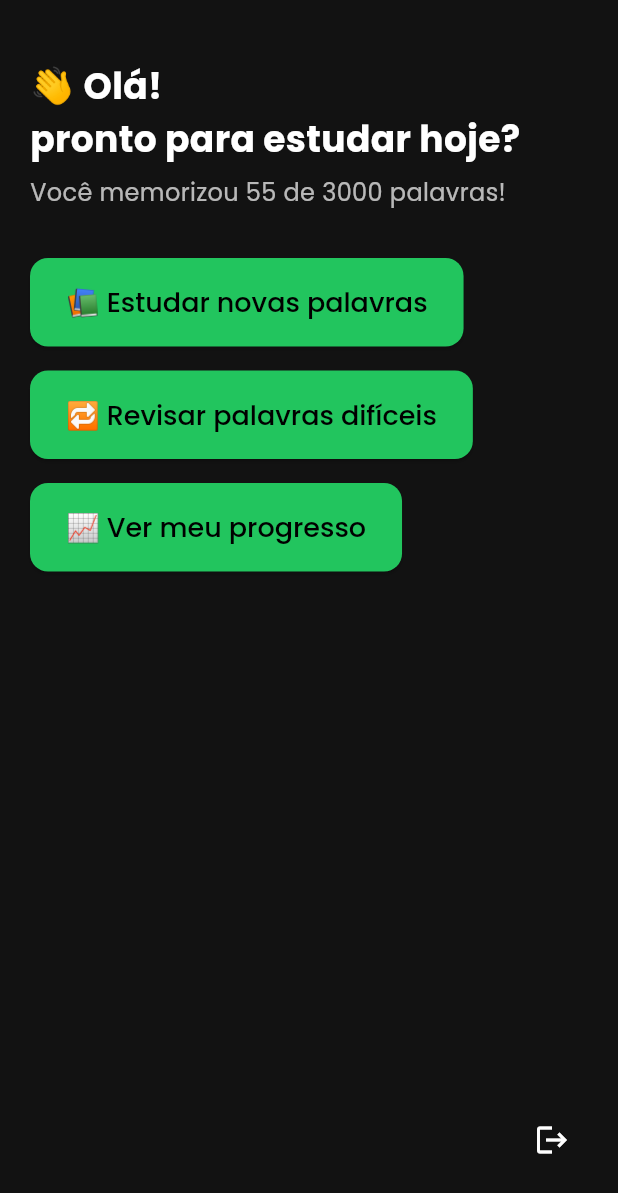
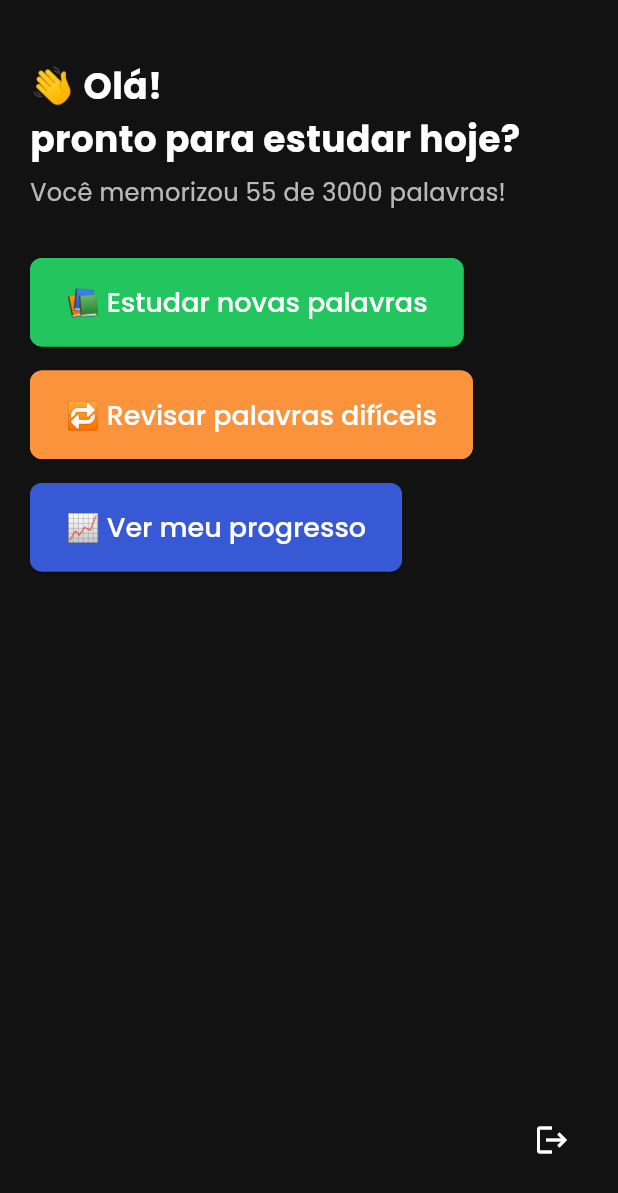
Before and after one commit to Curso-Fullstack-Dart-Flutter2/three_thousand_words_app, a Flutter app: the HomePage screen opened by its route, on a phone screen of 412 x 824 dp. Shown: the top 1193 px of the screen. Run offline on Flutter 3.47's test engine with Material 3 defaults, Android fonts, the phone set to English and light mode, and no system bars; our stand-ins replace dio, firebase_auth, firebase_core, firebase_remote_config, flutter_signin_button, get_it and 8 more; missing offline and left inert: validatorless; accounts and stored records are empty; network calls fail.

Commit message:
refactor buttons styles

```diff
--- /dev/null
+++ b/lib/app/core/ui/design_system/components/buttons/styles/i_ttw_button_style.dart
@@ -0,0 +1,15 @@
+import 'package:flutter/material.dart';
+
+abstract class ITtwButtonStyle {
+  Color get backgroundColor;
+  TextStyle textStyle(BuildContext context);
+  EdgeInsets get padding;
+  OutlinedBorder get shape;
+  bool get isFullWidth;
+
+  /// Override if the style includes icon [IconData],
+  /// include text [String]
+  /// and BuildContext [context]
+  Widget buildChild(String text,
+      {IconData? icon, required BuildContext context});
+}
--- /dev/null
+++ b/lib/app/core/ui/design_system/components/buttons/styles/ttw_choice_button_home_style.dart
@@ -0,0 +1,44 @@
+import 'package:flutter/material.dart';
+import 'package:three_thousand_words/app/core/ui/design_system/components/buttons/styles/i_ttw_button_style.dart';
+import 'package:three_thousand_words/app/core/ui/design_system/styles/ttw_ds_app_text_styles.dart';
+
+class TtwChoiceButtonHomeStyle implements ITtwButtonStyle {
+  final Color customButtomColor;
+
+  TtwChoiceButtonHomeStyle({required this.customButtomColor});
+
+  @override
+  Color get backgroundColor => customButtomColor;
+
+  @override
+  TextStyle textStyle(BuildContext context) =>
+      TtwDsAppTextStyles.ttwStyleHomeButton(context);
+
+  @override
+  EdgeInsets get padding =>
+      const EdgeInsets.symmetric(vertical: 16, horizontal: 24);
+
+  @override
+  OutlinedBorder get shape => RoundedRectangleBorder(
+        borderRadius: BorderRadius.circular(8),
+        side: BorderSide(color: customButtomColor),
+      );
+
+  @override
+  bool get isFullWidth => false;
+
+  @override
+  Widget buildChild(String text,
+      {IconData? icon, required BuildContext context}) {
+    // return Row(
+    //   mainAxisSize: MainAxisSize.min,
+    //   children: [
+    //     Icon(icon, color: TtwDsColors.ttwGreen),
+    //     const SizedBox(width: 8),
+    //     Text(text, style: textStyle(context)),
+    //   ],
+    // );
+
+    return Text(text, style: textStyle(context));
+  }
+}
--- /dev/null
+++ b/lib/app/core/ui/design_system/components/buttons/ttw_ds_button.dart
@@ -0,0 +1,37 @@
+import 'package:flutter/material.dart';
+import 'package:three_thousand_words/app/core/ui/design_system/components/buttons/styles/i_ttw_button_style.dart';
+
+class TtwDsButton extends StatelessWidget {
+  final String text;
+  final VoidCallback action;
+  final ITtwButtonStyle style;
+  final IconData? icon;
+
+  const TtwDsButton({
+    required this.text,
+    required this.action,
+    required this.style,
+    this.icon,
+    super.key,
+  });
+
+  @override
+  Widget build(BuildContext context) {
+    final button = ElevatedButton(
+      onPressed: action,
+      style: ElevatedButton.styleFrom(
+        backgroundColor: style.backgroundColor,
+        textStyle: style.textStyle(context),
+        padding: style.padding,
+        shape: style.shape,
+      ),
+      child: style.buildChild(text, icon: icon, context: context),
+    );
+
+    if (style.isFullWidth) {
+      return SizedBox(width: double.infinity, child: button);
+    }
+
+    return button;
+  }
+}
--- a/lib/app/core/ui/design_system/styles/ttw_ds_app_text_styles.dart
+++ b/lib/app/core/ui/design_system/styles/ttw_ds_app_text_styles.dart
@@ -1,21 +1,28 @@
 import 'package:flutter/material.dart';
 import 'package:google_fonts/google_fonts.dart';
+import 'package:three_thousand_words/app/core/ui/design_system/styles/ttw_ds_colors.dart';
 
 class TtwDsAppTextStyles {
   static TextStyle ttwStyleTitle(BuildContext context) => GoogleFonts.poppins(
         fontSize: 24,
         fontWeight: FontWeight.bold,
-        color: Theme.of(context).colorScheme.onSurface,
+        color: TtwDsColors.ttwWhite,
       );
 
   static TextStyle ttwStyleBody(BuildContext context) => GoogleFonts.poppins(
         fontSize: 16,
-        color: Theme.of(context).colorScheme.onSurface.withOpacity(0.7),
+        color: TtwDsColors.ttwWhite.withOpacity(0.7),
       );
 
   static TextStyle ttwStyleButton(BuildContext context) => GoogleFonts.poppins(
         fontSize: 18,
         fontWeight: FontWeight.w500,
-        color: Theme.of(context).colorScheme.onPrimary,
+        color: TtwDsColors.ttwBackground,
+      );
+
+  static TextStyle ttwStyleHomeButton(BuildContext context) => GoogleFonts.poppins(
+        fontSize: 18,
+        fontWeight: FontWeight.w500,
+        color: TtwDsColors.ttwWhite,
       );
 }
--- a/lib/app/core/ui/design_system/styles/ttw_ds_colors.dart
+++ b/lib/app/core/ui/design_system/styles/ttw_ds_colors.dart
@@ -3,6 +3,7 @@ import 'package:flutter/material.dart';
 class TtwDsColors {
   static const ttwBackground = Color(0xFF121212);
   static const ttwCard = Color(0xFF1C1C1E);
+  static const ttwBlue = Color(0xFF3759D6);
   static const ttwGreen = Color(0xFF22C55E);
   static const ttwOrange = Color(0xFFFB923C);
   static const ttwWhite = Color(0xFFFFFFFF);
--- a/lib/app/features/home/presentation/pages/home_page.dart
+++ b/lib/app/features/home/presentation/pages/home_page.dart
@@ -1,6 +1,8 @@
 import 'package:flutter/material.dart';
-import 'package:three_thousand_words/app/core/ui/design_system/components/ttw_ds_primary_buttom.dart';
+import 'package:three_thousand_words/app/core/ui/design_system/components/buttons/styles/ttw_choice_button_home_style.dart';
+import 'package:three_thousand_words/app/core/ui/design_system/components/buttons/ttw_ds_button.dart';
 import 'package:three_thousand_words/app/core/ui/design_system/styles/ttw_ds_app_text_styles.dart';
+import 'package:three_thousand_words/app/core/ui/design_system/styles/ttw_ds_colors.dart';
 
 class HomePage extends StatefulWidget {
   const HomePage({super.key});
@@ -38,21 +40,24 @@ class _HomePageState extends State<HomePage> {
                 style: TtwDsAppTextStyles.ttwStyleBody(context),
               ),
               const SizedBox(height: 32),
-              TtwDsPrimaryButtom(
+              TtwDsButton(
                 text: '📚 Estudar novas palavras',
-                action: () => Navigator.pushNamed(
-                  context,
-                  '/words',
-                ),
+                style: TtwChoiceButtonHomeStyle(
+                    customButtomColor: TtwDsColors.ttwGreen),
+                action: () => Navigator.pushNamed(context, '/words'),
               ),
               const SizedBox(height: 16),
-              TtwDsPrimaryButtom(
+              TtwDsButton(
                 text: '🔁 Revisar palavras difíceis',
+                style: TtwChoiceButtonHomeStyle(
+                    customButtomColor: TtwDsColors.ttwOrange),
                 action: () {},
               ),
               const SizedBox(height: 16),
-              TtwDsPrimaryButtom(
+              TtwDsButton(
                 text: '📈 Ver meu progresso',
+                style: TtwChoiceButtonHomeStyle(
+                    customButtomColor: TtwDsColors.ttwBlue),
                 action: () {},
               ),
               const Spacer(),
```
Also changed, not shown: lib/app/core/ui/design_system/components/buttons/styles/ttw_alternatives_quiz_buttom_style.dart (added, +42 -0 lines), lib/app/core/ui/design_system/components/buttons/styles/ttw_primary_button_style.dart (added, +30 -0 lines).
